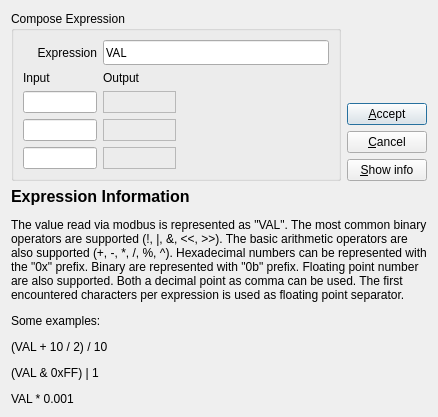
This is src/dialogs/expressionsdialog.ui in ModbusScope/ModbusScope as Qt 5 draws it before an edit. The edited form follows.
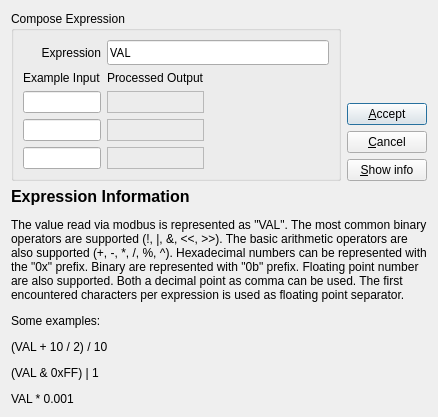
This is the edited form.

Commit message: Clarify label texts

The edit to the form file:
```diff
--- a/src/dialogs/expressionsdialog.ui
+++ b/src/dialogs/expressionsdialog.ui
@@ -68,14 +68,14 @@
           <item row="1" column="0">
            <widget class="QLabel" name="label_5">
             <property name="text">
-             <string>Input</string>
+             <string>Example Input</string>
             </property>
            </widget>
           </item>
           <item row="1" column="1">
            <widget class="QLabel" name="label_6">
             <property name="text">
-             <string>Output</string>
+             <string>Processed Output</string>
             </property>
            </widget>
           </item>
```
